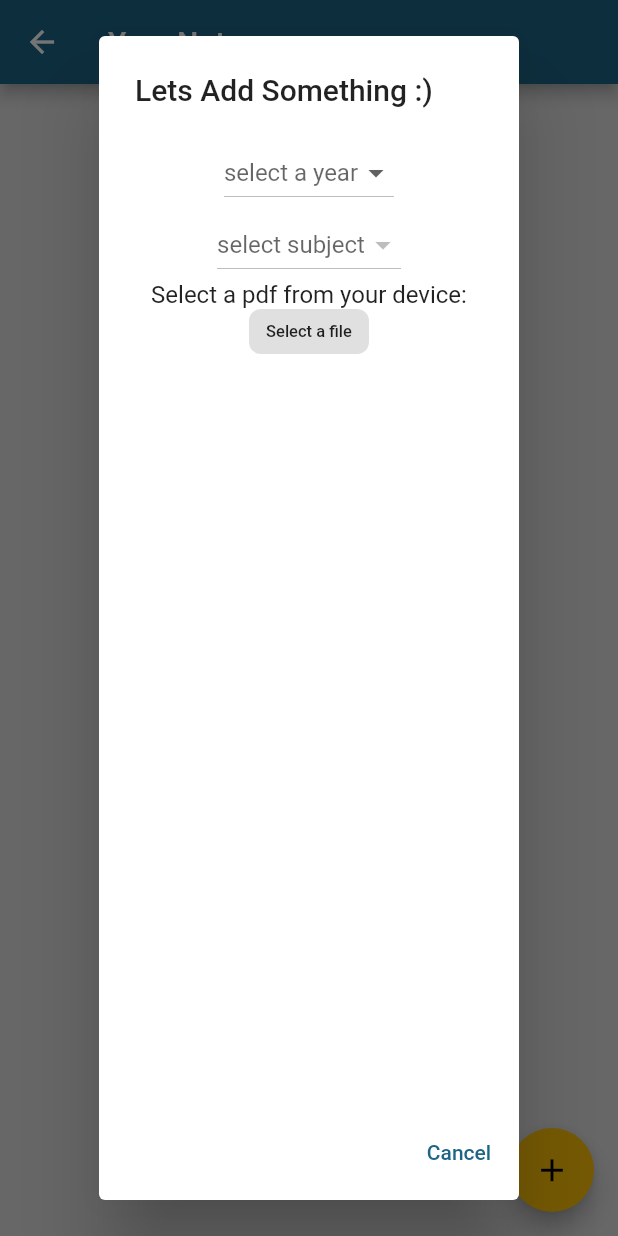
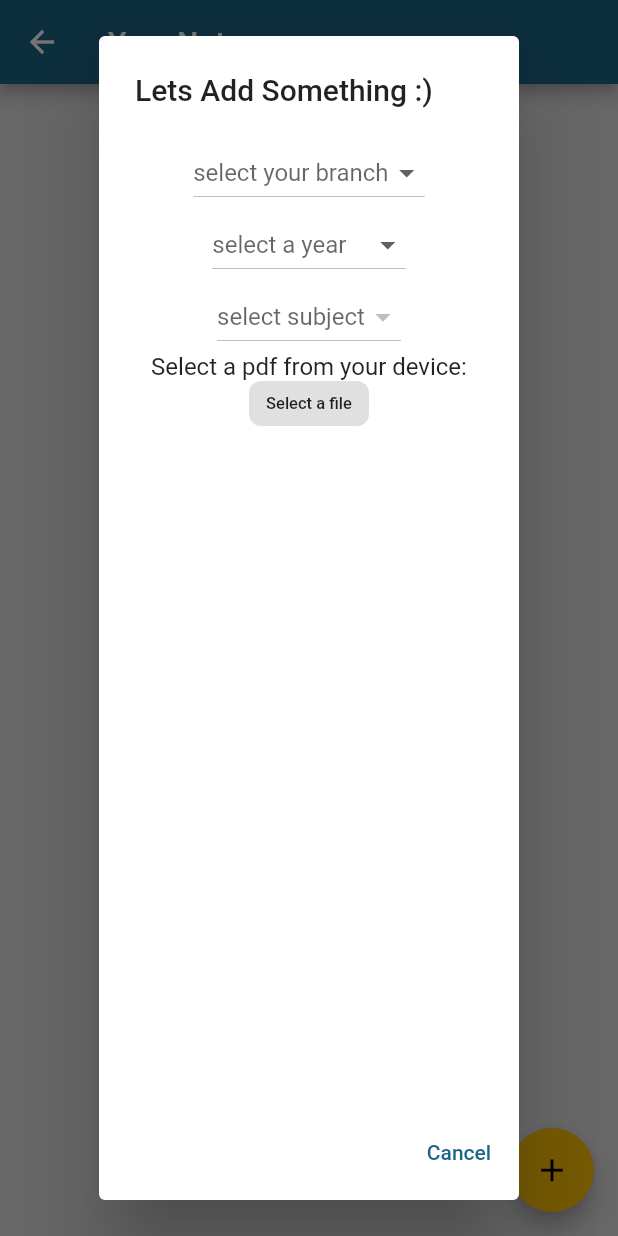
Before and after one commit to rak3n/NotesGallery-1, a Flutter app: the NotesScreen screen opened by its route, after a tap on the "add" icon, on a phone screen of 412 x 824 dp. Run offline on Flutter 3.47's test engine with Material 2 defaults, Android fonts, the phone set to English and light mode, and no system bars; our stand-ins replace file_picker, firebase_auth, firebase_core, firebase_storage, flutter_easyloading, share and 1 more; missing offline and left inert: syncfusion_flutter_pdfviewer; accounts and stored records are empty; network calls fail.

Commit message:
added branch and year filters

```diff
--- a/lib/models/note.dart
+++ b/lib/models/note.dart
@@ -1,5 +1,6 @@
 class Note {
   final String year;
+  final String branch;
   final String subject;
   final String creatorId;
   final String name;
@@ -9,6 +10,7 @@ class Note {
   Note({
     required this.subject,
     required this.year,
+    required this.branch,
     required this.creatorId,
     required this.noteId,
     required this.name,
--- a/lib/provider/noteProvider.dart
+++ b/lib/provider/noteProvider.dart
@@ -169,7 +169,8 @@ class NotesProvider with ChangeNotifier {
     if (responseData == null) return;
     print('Response  data for fetch Pdf--->$responseData');
     final List<Note> noteTempList = [];
-    responseData.forEach((id, noteData) {
+    responseData.forEach(
+      (id, noteData) {
         noteTempList.add(
           Note(
             year: noteData['year'],
@@ -177,13 +178,16 @@ class NotesProvider with ChangeNotifier {
             creatorId: 'creatorId',
             noteId: id,
             name: noteData['name'],
+            branch: noteData['branch'],
             url: noteData['url'],
             likes: noteData['likes'] == null
                 ? []
                 : noteData['likes'] as List, //TODO: change here:
           ),
         );
-    });
+      },
+    );
+//TODO: change according to branch and year;
     notesList = noteTempList;
 
     print(" fetchNotes response->     ${json.decode(response.body)}");
--- a/lib/screens/NotesScreen/notes_screen.dart
+++ b/lib/screens/NotesScreen/notes_screen.dart
@@ -3,6 +3,7 @@ import 'package:notes_gallery/models/note.dart';
 import 'package:notes_gallery/provider/authProvider.dart';
 import 'package:notes_gallery/provider/noteProvider.dart';
 import 'package:notes_gallery/screens/NotesScreen/widgets/pdfCard.dart';
+import 'package:notes_gallery/utils/constants/semester_name.dart';
 import 'package:provider/provider.dart';
 import 'package:file_picker/file_picker.dart';
 import 'package:firebase_storage/firebase_storage.dart';
@@ -53,6 +54,7 @@ class _NotesScreenState extends State<NotesScreen> {
               name: note.name,
               url: downloadUrl,
               likes: note.likes,
+              branch: "ruk abi" //TODO: change gere;
               ),
         );
         Navigator.pop(context);
@@ -78,6 +80,7 @@ class _NotesScreenState extends State<NotesScreen> {
   Widget build(BuildContext context) {
     String subject = "";
     String year = "";
+    String branch = "";
     final isAdmin = Provider.of<Authentication>(context, listen: true).isAdmin;
     return Scaffold(
       backgroundColor: Colors.grey.shade300,
@@ -144,10 +147,31 @@ class _NotesScreenState extends State<NotesScreen> {
                             mainAxisAlignment: MainAxisAlignment.start,
                             children: [
                               DropdownButton<String>(
+                                hint: Text(branch.isEmpty
+                                    ? "select your branch"
+                                    : branch),
+                                items: <String>[
+                                  'Computer Science',
+                                  'Mechanical',
+                                  'Electrical',
+                                  'Civil',
+                                  'Electronics',
+                                ].map((String value) {
+                                  return DropdownMenuItem<String>(
+                                    value: value,
+                                    child: Text(value),
+                                  );
+                                }).toList(),
+                                onChanged: (value) {
+                                  setState(() {
+                                    year = value ?? "";
+                                  });
+                                },
+                              ),
+                              DropdownButton<String>(
                                 hint:
                                     Text(year.isEmpty ? "select a year" : year),
-                                items: <String>['I', 'II', 'III', 'IV']
-                                    .map((String value) {
+                                items: yearList.map((String value) {
                                   return DropdownMenuItem<String>(
                                     value: value,
                                     child: Text(value),
@@ -190,15 +214,19 @@ class _NotesScreenState extends State<NotesScreen> {
                                   child: Center(
                                     child: GestureDetector(
                                       onTap: () {
-                                        getPdfAndUpload(Note(
+                                        getPdfAndUpload(
+                                          Note(
                                             subject: subject,
                                             year: year,
                                             creatorId: note.userId ?? "",
                                             noteId: "",
-                                          name: "name",
+                                            name: "name", //TODO: change here
                                             url: "",
+                                            branch: "aaa", //TODO change here
+
                                             likes: [],
-                                        ));
+                                          ),
+                                        );
                                       },
                                       child: Text(
                                         "Select a file",
--- a/lib/utils/constants/semester_name.dart
+++ b/lib/utils/constants/semester_name.dart
@@ -1,4 +1,4 @@
-const semList = [
+const yearList = [
   'FIRST YEAR',
   'SECOND YEAR',
   'THIRD YEAR',
--- a/lib/widgets/box_gridView.dart
+++ b/lib/widgets/box_gridView.dart
@@ -14,7 +14,11 @@ class BoxGridView extends StatelessWidget {
           .map(
             (i) => InkWell(
               onTap: () {
-                Navigator.pushNamed(context, '/semester');
+                Navigator.pushNamed(
+                  context,
+                  '/semester',
+                  arguments: i.branch,
+                );
               },
               child: YearBox(
                 yearName: i.branch,
```
Also changed, not shown: lib/main.dart (+4 -3 lines), lib/screens/HomePageScreen/home_page_screen.dart (+4 -3 lines), lib/screens/sem_screen.dart (+11 -3 lines). Lines whose indentation alone changed are shown as unchanged.
